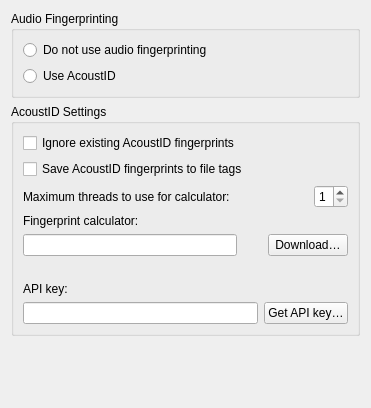
The window that ui/options_fingerprinting.ui (metabrainz/picard) describes before a commit, drawn with Qt 5.
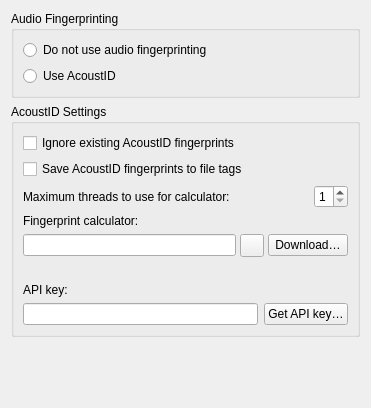
The same window after the commit.

```diff
--- a/ui/options_fingerprinting.ui
+++ b/ui/options_fingerprinting.ui
@@ -99,19 +99,16 @@
       </item>
       <item>
        <layout class="QHBoxLayout" name="horizontalLayout_2">
+        <property name="spacing">
+         <number>4</number>
+        </property>
         <item>
          <widget class="QLineEdit" name="acoustid_fpcalc"/>
         </item>
         <item>
          <widget class="QToolButton" name="acoustid_fpcalc_browse">
           <property name="toolTip">
-           <string>Select file in browser</string>
-          </property>
-          <property name="styleSheet">
-           <string notr="true">border: none;</string>
-          </property>
-          <property name="text">
-           <string notr="true"/>
+           <string>Select file</string>
           </property>
          </widget>
         </item>
```
Left out of the diff: 12 changed lines with no effect on the pictures.
